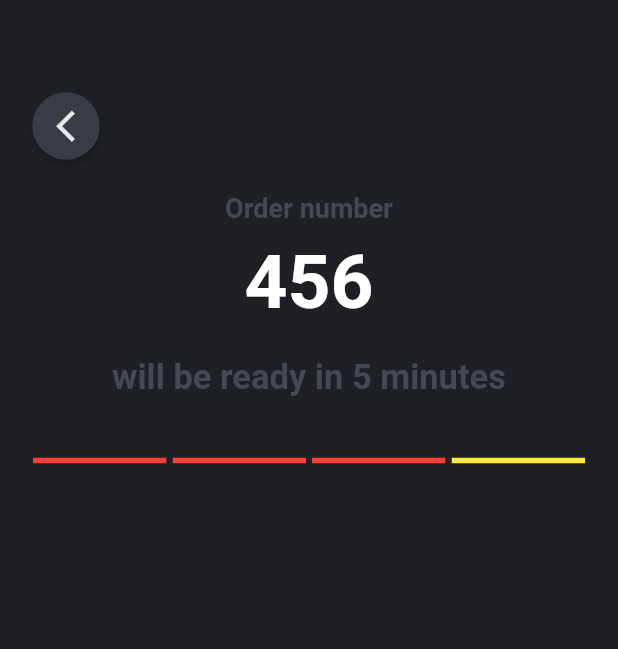
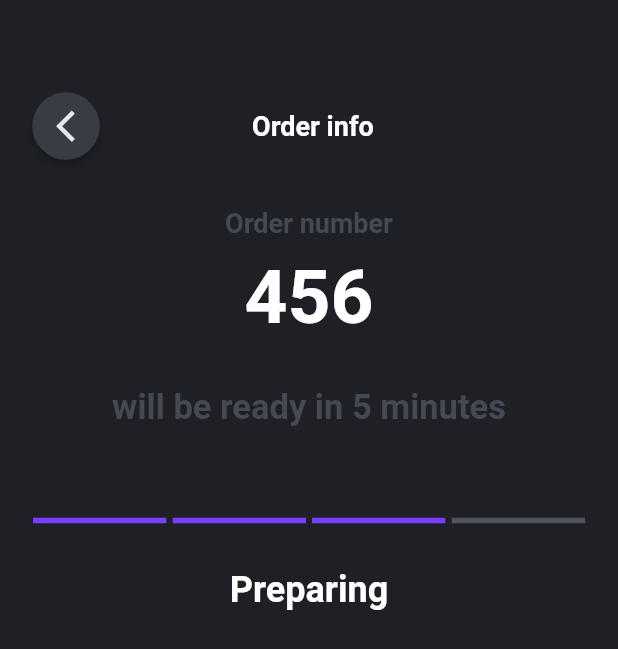
Before and after one commit to tanyarajhans/restaurant_ui_flutter, a Flutter app: the OrderScreen screen opened by its route, on a phone screen of 412 x 824 dp. Shown: the top 649 px of the screen. Run offline on Flutter 3.47's test engine with Material 2 defaults, Android fonts, the phone set to English and light mode, and no system bars; drawn by our look-alikes of step_progress_indicator.

Commit message:
Order screen UI updated

```diff
--- a/lib/order_screen.dart
+++ b/lib/order_screen.dart
@@ -17,7 +17,9 @@ class OrderScreen extends StatelessWidget {
                 children: <Widget>[
                   Align(
                     alignment: Alignment.topLeft,
-                    child:RawMaterialButton(
+                    child:Row(crossAxisAlignment: CrossAxisAlignment.center,
+                    children: <Widget>[
+                      RawMaterialButton(
                       onPressed: () {},
                       constraints: BoxConstraints(),
                       elevation: 2.0,
@@ -28,7 +30,24 @@ class OrderScreen extends StatelessWidget {
                         padding: EdgeInsets.all(10.0),
                         shape: CircleBorder(),
                       ),
+                      SizedBox(
+                           width: 100.0
+                         ),
+                    Align(
+
+                    alignment: Alignment.center,
+                    child:
+                    Text('Order info',
+                         textAlign: TextAlign.center,
+                         style: TextStyle(color: Colors.white,  fontSize: 18.0, fontWeight: FontWeight.w600)
+                         ),
                     ),
+                    ]
+                    )
+                    ),
+                         SizedBox(
+                           height: 10.0
+                         ),
                     SizedBox(
                            height: 20.0
                          ),
@@ -42,20 +61,27 @@ class OrderScreen extends StatelessWidget {
                          textAlign: TextAlign.center,
                          style: TextStyle(color: Colors.white, fontSize: 50.0, fontWeight: FontWeight.bold)),
                          SizedBox(
-                           height: 20.0
+                           height: 30.0
                          ),
                          Text('will be ready in 5 minutes',
                          textAlign: TextAlign.center,
                          style: TextStyle(color: Color(0xff454953),  fontSize: 23.0, fontWeight: FontWeight.w600)),
                          SizedBox(
-                           height: 40.0
+                           height: 60.0
                          ),
                          StepProgressIndicator(
-    totalSteps: 4,
-    currentStep: 3,
-    selectedColor: Colors.red,
-    unselectedColor: Colors.yellow,
-)
+                          totalSteps: 4,
+                          currentStep: 3,
+                          selectedColor: Color(0xff7b3fff),
+                          unselectedColor: Color(0xff4e525c),
+                        ),
+                        SizedBox(
+                           height: 30.0
+                         ),
+                        Text('Preparing',
+                         textAlign: TextAlign.center,
+                         style: TextStyle(color: Colors.white,  fontSize: 24.0, fontWeight: FontWeight.w600)
+                         ),
                 ]
               )
       )
```
